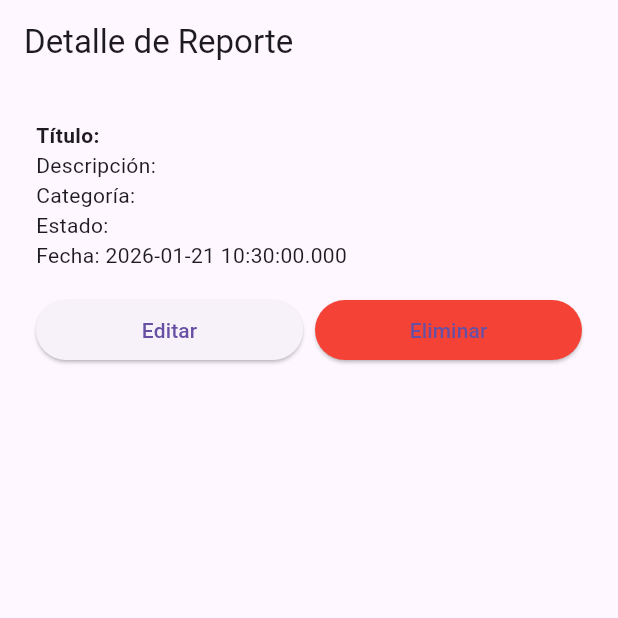
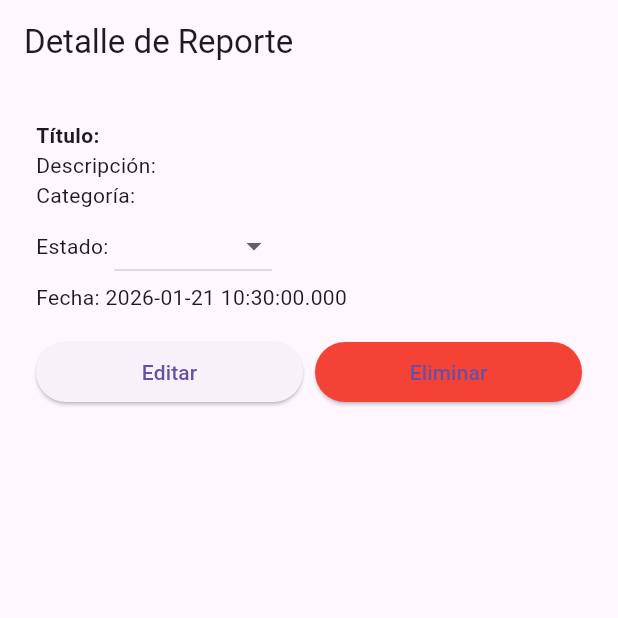
Before and after one commit to RichardPadilla07/prueba3richardpadillaurbanreport, a Flutter app: the ReportDetailPage screen opened directly with empty values, on a phone screen of 412 x 824 dp, the top half of it. Run offline on Flutter 3.47's test engine with Material 3 defaults, Android fonts, the light colour scheme and no system bars; our stand-ins replace flutter_map, geolocator, go_router, image_picker, latlong2, supabase_flutter; accounts and stored records are empty.

Commit message:
lgoica de estados

```diff
--- a/lib/modules/reports/report_detail_page.dart
+++ b/lib/modules/reports/report_detail_page.dart
@@ -19,6 +19,7 @@ class _ReportDetailPageState extends State<ReportDetailPage> {
     }
   bool _loading = false;
   String? _error;
+  String? _selectedEstado;
 
   void _delete() async {
     setState(() { _loading = true; _error = null; });
@@ -37,6 +38,7 @@ class _ReportDetailPageState extends State<ReportDetailPage> {
   @override
   Widget build(BuildContext context) {
     final r = widget.report;
+    _selectedEstado ??= r.estado;
     return Scaffold(
       appBar: AppBar(title: const Text('Detalle de Reporte')),
       body: Padding(
@@ -47,7 +49,33 @@ class _ReportDetailPageState extends State<ReportDetailPage> {
             Text('Título: ${r.titulo}', style: const TextStyle(fontWeight: FontWeight.bold)),
             Text('Descripción: ${r.descripcion}'),
             Text('Categoría: ${r.categoria}'),
-            Text('Estado: ${r.estado}'),
+            Row(
+              children: [
+                const Text('Estado: '),
+                DropdownButton<String>(
+                  value: _selectedEstado,
+                  items: const [
+                    DropdownMenuItem(value: 'pendiente', child: Text('Pendiente')),
+                    DropdownMenuItem(value: 'en_proceso', child: Text('En proceso')),
+                    DropdownMenuItem(value: 'resuelto', child: Text('Resuelto')),
+                  ],
+                  onChanged: (value) async {
+                    if (value != null && value != r.estado) {
+                      setState(() { _selectedEstado = value; _loading = true; });
+                      final updated = r.copyWith(estado: value);
+                      try {
+                        await ReportService().updateReport(updated);
+                        setState(() { _loading = false; });
+                      } catch (e) {
+                        setState(() { _error = 'Error al cambiar estado'; _loading = false; });
+                      }
+                    }
+                  },
+                ),
+                if (_loading) const SizedBox(width: 8),
+                if (_loading) const CircularProgressIndicator(strokeWidth: 2),
+              ],
+            ),
             Text('Fecha: ${r.createdAt}'),
             if (r.fotoUrl.isNotEmpty)
               Padding(
```
